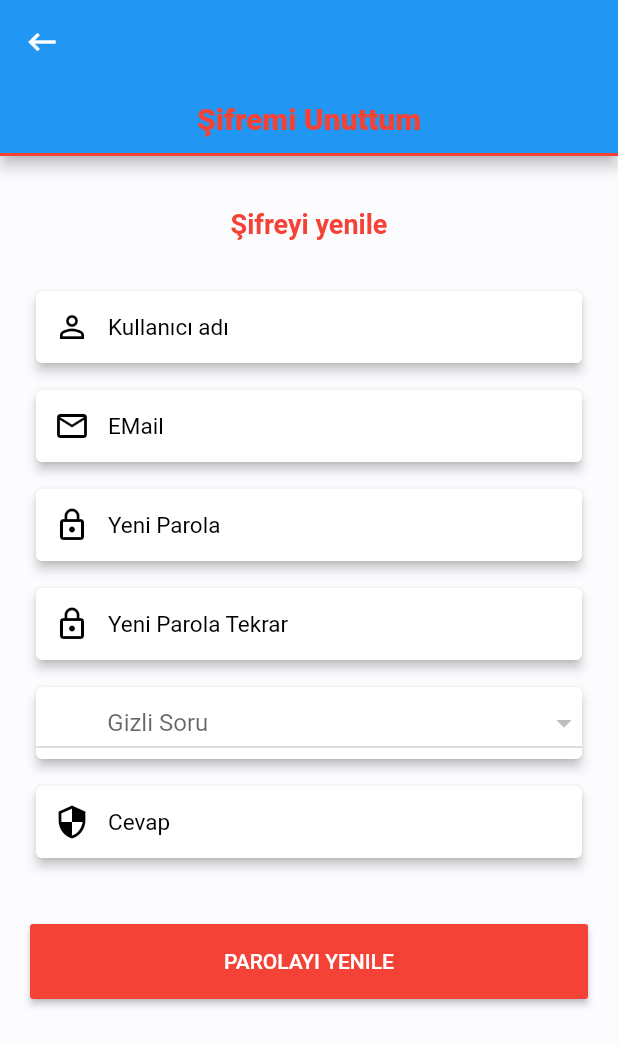
After one commit to FreelanceEmreYusuf/davetcim, a Flutter app: the JoinView screen opened directly, after a tap on "Şifremi Unuttum", on a phone screen of 412 x 824 dp. The commit adds this screen. Shown: the top 1046 px of the screen. Run offline on Flutter 3.47's test engine with Material 2 defaults, Android fonts, the phone set to English and light mode, and no system bars; our stand-ins replace carousel_slider, cloud_firestore, firebase_core, font_awesome_flutter, introduction_screen, shared_preferences; accounts and stored records are empty.

Commit message:
sifremi unuttum screen design and language turkish to english

```diff
--- a/lib/screens/walkthrough.dart
+++ b/lib/screens/walkthrough.dart
@@ -1,6 +1,6 @@
 import 'package:flutter/material.dart';
 import 'package:introduction_screen/introduction_screen.dart';
-import 'package:davetcim/screens/join.dart';
+import 'package:davetcim/src/join/join_view.dart';
 
 class Walkthrough extends StatefulWidget {
   @override
@@ -52,7 +52,7 @@ class _WalkthroughState extends State<Walkthrough> {
               Navigator.of(context).push(
                 MaterialPageRoute(
                   builder: (BuildContext context) {
-                    return JoinApp();
+                    return JoinView();
                   },
                 ),
               );
@@ -61,7 +61,7 @@ class _WalkthroughState extends State<Walkthrough> {
               Navigator.of(context).push(
                 MaterialPageRoute(
                   builder: (BuildContext context) {
-                    return JoinApp();
+                    return JoinView();
                   },
                 ),
               );
--- a/lib/screens/join.dart
+++ b/lib/src/join/forgotPasswd/forgot_passwd_view.dart
@@ -1,20 +1,20 @@
-import 'package:davetcim/src/join/login/login_view.dart';
+import 'package:davetcim/src/join/forgotPasswd/reset_password_view.dart';
 import 'package:flutter/material.dart';
-import 'package:davetcim/src/join/register/register_view.dart';
 import 'package:flutter/services.dart';
 
-class JoinApp extends StatefulWidget {
+class ForgotPasswdView extends StatefulWidget {
   @override
-  _JoinAppState createState() => _JoinAppState();
+  _ForgotPasswdViewState createState() => _ForgotPasswdViewState();
 }
 
-class _JoinAppState extends State<JoinApp> with SingleTickerProviderStateMixin {
+class _ForgotPasswdViewState extends State<ForgotPasswdView>
+    with SingleTickerProviderStateMixin {
   TabController _tabController;
 
   @override
   void initState() {
     super.initState();
-    _tabController = TabController(vsync: this, initialIndex: 0, length: 2);
+    _tabController = TabController(vsync: this, initialIndex: 0, length: 1);
     SystemChrome.setEnabledSystemUIOverlays(SystemUiOverlay.values);
   }
 
@@ -44,10 +44,7 @@ class _JoinAppState extends State<JoinApp> with SingleTickerProviderStateMixin {
           ),
           tabs: <Widget>[
             Tab(
-              text: "Login",
-            ),
-            Tab(
-              text: "Register",
+              text: "Şifremi Unuttum",
             ),
           ],
         ),
@@ -55,8 +52,7 @@ class _JoinAppState extends State<JoinApp> with SingleTickerProviderStateMixin {
       body: TabBarView(
         controller: _tabController,
         children: <Widget>[
-          LoginView(),
-          RegisterView(),
+          ResetPasswordView(),
         ],
       ),
     );
--- /dev/null
+++ b/lib/src/join/forgotPasswd/forgot_passwd_view_mode.dart
@@ -0,0 +1,25 @@
+import 'package:cloud_firestore/cloud_firestore.dart';
+import 'package:davetcim/environments/db_constants.dart';
+import 'package:davetcim/shared/models/secret_questions_model.dart';
+import 'package:davetcim/shared/services/database.dart';
+import 'package:flutter/cupertino.dart';
+import 'package:flutter/material.dart';
+
+class ForgotPasswdViewModel extends ChangeNotifier {
+  Database db = Database();
+
+  Future<List<SecretQuestionsModel>> fillQuestionList() async {
+    CollectionReference docsRef =
+        db.getCollectionRef(DBConstants.secretQuestionsDb);
+    var response = await docsRef.get();
+
+    var list = response.docs;
+    List<SecretQuestionsModel> secretQuestions = [];
+    list.forEach((_secretQuestion) {
+      Map item = _secretQuestion.data();
+      secretQuestions.add(SecretQuestionsModel.fromMap(item));
+    });
+
+    return secretQuestions;
+  }
+}
--- /dev/null
+++ b/lib/src/join/forgotPasswd/reset_password_view.dart
@@ -0,0 +1,343 @@
+import 'package:davetcim/src/join/join_view.dart';
+import 'package:davetcim/shared/models/secret_questions_model.dart';
+import 'package:davetcim/src/join/forgotPasswd/forgot_passwd_view_mode.dart';
+import 'package:flutter/material.dart';
+
+class ResetPasswordView extends StatefulWidget {
+  @override
+  _ResetPasswordViewState createState() => _ResetPasswordViewState();
+}
+
+class _ResetPasswordViewState extends State<ResetPasswordView> {
+  final TextEditingController _usernameControl = new TextEditingController();
+  final TextEditingController _emailControl = new TextEditingController();
+  final TextEditingController _passwordControl = new TextEditingController();
+  final TextEditingController _passwordAgainControl =
+      new TextEditingController();
+  final TextEditingController _secretQuestionControl =
+      new TextEditingController();
+
+  static List<SecretQuestionsModel> secretQuestionList = [];
+  SecretQuestionsModel selectedQuestion;
+
+  @override
+  void initState() {
+    callSecretQuestionList();
+  }
+
+  void callSecretQuestionList() async {
+    ForgotPasswdViewModel fp = ForgotPasswdViewModel();
+    secretQuestionList = await fp.fillQuestionList();
+
+    setState(() {
+      secretQuestionList = secretQuestionList;
+    });
+  }
+
+  @override
+  Widget build(BuildContext context) {
+    return Padding(
+      padding: EdgeInsets.fromLTRB(20.0, 0, 20, 0),
+      child: ListView(
+        shrinkWrap: true,
+        children: <Widget>[
+          SizedBox(height: 10.0),
+          Container(
+            alignment: Alignment.center,
+            margin: EdgeInsets.only(
+              top: 25.0,
+            ),
+            child: Text(
+              "Şifreyi yenile",
+              style: TextStyle(
+                fontSize: 18.0,
+                fontWeight: FontWeight.w700,
+                color: Theme.of(context).accentColor,
+              ),
+            ),
+          ),
+          SizedBox(height: 30.0),
+          Card(
+            elevation: 3.0,
+            child: Container(
+              decoration: BoxDecoration(
+                color: Colors.white,
+                borderRadius: BorderRadius.all(
+                  Radius.circular(5.0),
+                ),
+              ),
+              child: TextField(
+                style: TextStyle(
+                  fontSize: 15.0,
+                  color: Colors.black,
+                ),
+                decoration: InputDecoration(
+                  contentPadding: EdgeInsets.all(10.0),
+                  border: OutlineInputBorder(
+                    borderRadius: BorderRadius.circular(5.0),
+                    borderSide: BorderSide(
+                      color: Colors.white,
+                    ),
+                  ),
+                  enabledBorder: OutlineInputBorder(
+                    borderSide: BorderSide(
+                      color: Colors.white,
+                    ),
+                    borderRadius: BorderRadius.circular(5.0),
+                  ),
+                  hintText: "Kullanıcı adı",
+                  prefixIcon: Icon(
+                    Icons.perm_identity,
+                    color: Colors.black,
+                  ),
+                  hintStyle: TextStyle(
+                    fontSize: 15.0,
+                    color: Colors.black,
+                  ),
+                ),
+                maxLines: 1,
+                controller: _usernameControl,
+              ),
+            ),
+          ),
+          SizedBox(height: 10.0),
+          Card(
+            elevation: 3.0,
+            child: Container(
+              decoration: BoxDecoration(
+                color: Colors.white,
+                borderRadius: BorderRadius.all(
+                  Radius.circular(5.0),
+                ),
+              ),
+              child: TextField(
+                style: TextStyle(
+                  fontSize: 15.0,
+                  color: Colors.black,
+                ),
+                decoration: InputDecoration(
+                  contentPadding: EdgeInsets.all(10.0),
+                  border: OutlineInputBorder(
+                    borderRadius: BorderRadius.circular(5.0),
+                    borderSide: BorderSide(
+                      color: Colors.white,
+                    ),
+                  ),
+                  enabledBorder: OutlineInputBorder(
+                    borderSide: BorderSide(
+                      color: Colors.white,
+                    ),
+                    borderRadius: BorderRadius.circular(5.0),
+                  ),
+                  hintText: "EMail",
+                  prefixIcon: Icon(
+                    Icons.mail_outline,
+                    color: Colors.black,
+                  ),
+                  hintStyle: TextStyle(
+                    fontSize: 15.0,
+                    color: Colors.black,
+                  ),
+                ),
+                maxLines: 1,
+                controller: _emailControl,
+              ),
+            ),
+          ),
+          SizedBox(height: 10.0),
+          Card(
+            elevation: 3.0,
+            child: Container(
+              decoration: BoxDecoration(
+                color: Colors.white,
+                borderRadius: BorderRadius.all(
+                  Radius.circular(5.0),
+                ),
+              ),
+              child: TextField(
+                style: TextStyle(
+                  fontSize: 15.0,
+                  color: Colors.black,
+                ),
+                decoration: InputDecoration(
+                  contentPadding: EdgeInsets.all(10.0),
+                  border: OutlineInputBorder(
+                    borderRadius: BorderRadius.circular(5.0),
+                    borderSide: BorderSide(
+                      color: Colors.white,
+                    ),
+                  ),
+                  enabledBorder: OutlineInputBorder(
+                    borderSide: BorderSide(
+                      color: Colors.white,
+                    ),
+                    borderRadius: BorderRadius.circular(5.0),
+                  ),
+                  hintText: "Yeni Parola",
+                  prefixIcon: Icon(
+                    Icons.lock_outline,
+                    color: Colors.black,
+                  ),
+                  hintStyle: TextStyle(
+                    fontSize: 15.0,
+                    color: Colors.black,
+                  ),
+                ),
+                obscureText: true,
+                maxLines: 1,
+                controller: _passwordControl,
+              ),
+            ),
+          ),
+          SizedBox(height: 10.0),
+          Card(
+            elevation: 3.0,
+            child: Container(
+              decoration: BoxDecoration(
+                color: Colors.white,
+                borderRadius: BorderRadius.all(
+                  Radius.circular(5.0),
+                ),
+              ),
+              child: TextField(
+                style: TextStyle(
+                  fontSize: 15.0,
+                  color: Colors.black,
+                ),
+                decoration: InputDecoration(
+                  contentPadding: EdgeInsets.all(10.0),
+                  border: OutlineInputBorder(
+                    borderRadius: BorderRadius.circular(5.0),
+                    borderSide: BorderSide(
+                      color: Colors.white,
+                    ),
+                  ),
+                  enabledBorder: OutlineInputBorder(
+                    borderSide: BorderSide(
+                      color: Colors.white,
+                    ),
+                    borderRadius: BorderRadius.circular(5.0),
+                  ),
+                  hintText: "Yeni Parola Tekrar",
+                  prefixIcon: Icon(
+                    Icons.lock_outline,
+                    color: Colors.black,
+                  ),
+                  hintStyle: TextStyle(
+                    fontSize: 15.0,
+                    color: Colors.black,
+                  ),
+                ),
+                obscureText: true,
+                maxLines: 1,
+                controller: _passwordAgainControl,
+              ),
+            ),
+          ),
+          SizedBox(height: 10.0),
+          Card(
+            elevation: 3.0,
+            child: Container(
+              decoration: BoxDecoration(
+                color: Colors.white,
+                borderRadius: BorderRadius.all(
+                  Radius.circular(5.0),
+                ),
+              ),
+              child: new DropdownButton<SecretQuestionsModel>(
+                isExpanded: true,
+                value: selectedQuestion,
+                hint: Text(
+                  '            ' + "Gizli Soru",
+                ),
+                onChanged: (SecretQuestionsModel newValue) {
+                  setState(() {
+                    selectedQuestion = newValue;
+                  });
+                },
+                items: secretQuestionList.map((SecretQuestionsModel question) {
+                  return new DropdownMenuItem<SecretQuestionsModel>(
+                    value: question,
+                    child: new Text(
+                      question.questionText,
+                      style: new TextStyle(color: Colors.black),
+                    ),
+                  );
+                }).toList(),
+              ),
+            ),
+          ),
+          SizedBox(height: 10.0),
+          Card(
+            elevation: 3.0,
+            child: Container(
+              decoration: BoxDecoration(
+                color: Colors.white,
+                borderRadius: BorderRadius.all(
+                  Radius.circular(5.0),
+                ),
+              ),
+              child: TextField(
+                style: TextStyle(
+                  fontSize: 15.0,
+                  color: Colors.black,
+                ),
+                decoration: InputDecoration(
+                  contentPadding: EdgeInsets.all(10.0),
+                  border: OutlineInputBorder(
+                    borderRadius: BorderRadius.circular(5.0),
+                    borderSide: BorderSide(
+                      color: Colors.white,
+                    ),
+                  ),
+                  enabledBorder: OutlineInputBorder(
+                    borderSide: BorderSide(
+                      color: Colors.white,
+                    ),
+                    borderRadius: BorderRadius.circular(5.0),
+                  ),
+                  hintText: "Cevap",
+                  prefixIcon: Icon(
+                    Icons.security,
+                    color: Colors.black,
+                  ),
+                  hintStyle: TextStyle(
+                    fontSize: 15.0,
+                    color: Colors.black,
+                  ),
+                ),
+                maxLines: 1,
+                controller: _secretQuestionControl,
+              ),
+            ),
+          ),
+          SizedBox(height: 40.0),
+          Container(
+            height: 50.0,
+            child: RaisedButton(
+              child: Text(
+                "Parolayı Yenile".toUpperCase(),
+                style: TextStyle(
+                  color: Colors.white,
+                ),
+              ),
+              onPressed: () async {},
+              color: Theme.of(context).accentColor,
+            ),
+          ),
+          SizedBox(height: 40.0),
+        ],
+      ),
+    );
+  }
+
+  static void pushToJoinPage(BuildContext context) {
+    Navigator.of(context).push(
+      MaterialPageRoute(
+        builder: (BuildContext context) {
+          return JoinView();
+        },
+      ),
+    );
+  }
+}
--- a/lib/src/join/join_view.dart
+++ b/lib/src/join/join_view.dart
@@ -1,18 +1,15 @@
 import 'package:davetcim/src/join/login/login_view.dart';
+import 'package:flutter/material.dart';
 import 'package:davetcim/src/join/register/register_view.dart';
-import 'package:flutter/material.dart';
 import 'package:flutter/services.dart';
-
 
 class JoinView extends StatefulWidget {
   @override
   _JoinViewState createState() => _JoinViewState();
 }
 
-
-
-class _JoinViewState extends State<JoinView> with SingleTickerProviderStateMixin{
-
+class _JoinViewState extends State<JoinView>
+    with SingleTickerProviderStateMixin {
   TabController _tabController;
 
   @override
@@ -21,7 +18,6 @@ class _JoinViewState extends State<JoinView> with SingleTickerProviderStateMixin
     _tabController = TabController(vsync: this, initialIndex: 0, length: 2);
     SystemChrome.setEnabledSystemUIOverlays(SystemUiOverlay.values);
   }
-
 
   @override
   Widget build(BuildContext context) {
@@ -32,7 +28,7 @@ class _JoinViewState extends State<JoinView> with SingleTickerProviderStateMixin
           icon: Icon(
             Icons.keyboard_backspace,
           ),
-          onPressed: ()=>Navigator.pop(context),
+          onPressed: () => Navigator.pop(context),
         ),
         bottom: TabBar(
           controller: _tabController,
@@ -49,15 +45,14 @@ class _JoinViewState extends State<JoinView> with SingleTickerProviderStateMixin
           ),
           tabs: <Widget>[
             Tab(
-              text: "Login",
+              text: "Giriş Yap",
             ),
             Tab(
-              text: "Register",
+              text: "Kaydol",
             ),
           ],
         ),
       ),
-
       body: TabBarView(
         controller: _tabController,
         children: <Widget>[
@@ -65,8 +60,6 @@ class _JoinViewState extends State<JoinView> with SingleTickerProviderStateMixin
           RegisterView(),
         ],
       ),
-
-
     );
   }
 }
--- a/lib/src/join/login/login_view.dart
+++ b/lib/src/join/login/login_view.dart
@@ -1,12 +1,9 @@
 import 'package:davetcim/screens/home.dart';
-import 'package:davetcim/src/join/register/register_view.dart';
+import 'package:davetcim/src/join/forgotPasswd/forgot_passwd_view.dart';
 import 'package:flutter/material.dart';
 import 'package:font_awesome_flutter/font_awesome_flutter.dart';
-import 'package:provider/provider.dart';
 
 import 'login_view_model.dart';
-
-
 
 class LoginView extends StatefulWidget {
   @override
@@ -14,19 +11,16 @@ class LoginView extends StatefulWidget {
 }
 
 class _LoginViewState extends State<LoginView> {
-
   final TextEditingController _usernameControl = new TextEditingController();
   final TextEditingController _passwordControl = new TextEditingController();
-
 
   @override
   Widget build(BuildContext context) {
     return Padding(
-      padding: EdgeInsets.fromLTRB(20.0,0,20,0),
+      padding: EdgeInsets.fromLTRB(20.0, 0, 20, 0),
       child: ListView(
         shrinkWrap: true,
         children: <Widget>[
-
           SizedBox(height: 10.0),
           Container(
             alignment: Alignment.center,
@@ -34,7 +28,7 @@ class _LoginViewState extends State<LoginView> {
               top: 25.0,
             ),
             child: Text(
-              "Log in to your account",
+              "Hesabına Giriş Yap",
               style: TextStyle(
                 fontSize: 18.0,
                 fontWeight: FontWeight.w700,
@@ -42,9 +36,7 @@ class _LoginViewState extends State<LoginView> {
               ),
             ),
           ),
-
           SizedBox(height: 30.0),
-
           Card(
             elevation: 3.0,
             child: Container(
@@ -63,13 +55,17 @@ class _LoginViewState extends State<LoginView> {
                   contentPadding: EdgeInsets.all(10.0),
                   border: OutlineInputBorder(
                     borderRadius: BorderRadius.circular(5.0),
-                    borderSide: BorderSide(color: Colors.white,),
+                    borderSide: BorderSide(
+                      color: Colors.white,
+                    ),
                   ),
                   enabledBorder: OutlineInputBorder(
-                    borderSide: BorderSide(color: Colors.white,),
+                    borderSide: BorderSide(
+                      color: Colors.white,
+                    ),
                     borderRadius: BorderRadius.circular(5.0),
                   ),
-                  hintText: "Username",
+                  hintText: "Kullanıcı Adı",
                   hintStyle: TextStyle(
                     fontSize: 15.0,
                     color: Colors.black,
@@ -84,9 +80,7 @@ class _LoginViewState extends State<LoginView> {
               ),
             ),
           ),
-
           SizedBox(height: 10.0),
-
           Card(
             elevation: 3.0,
             child: Container(
@@ -105,13 +99,17 @@ class _LoginViewState extends State<LoginView> {
                   contentPadding: EdgeInsets.all(10.0),
                   border: OutlineInputBorder(
                     borderRadius: BorderRadius.circular(5.0),
-                    borderSide: BorderSide(color: Colors.white,),
+                    borderSide: BorderSide(
+                      color: Colors.white,
+                    ),
                   ),
                   enabledBorder: OutlineInputBorder(
-                    borderSide: BorderSide(color: Colors.white,),
+                    borderSide: BorderSide(
+                      color: Colors.white,
+                    ),
                     borderRadius: BorderRadius.circular(5.0),
                   ),
-                  hintText: "Password",
+                  hintText: "Parola",
                   prefixIcon: Icon(
                     Icons.lock_outline,
                     color: Colors.black,
@@ -127,36 +125,40 @@ class _LoginViewState extends State<LoginView> {
               ),
             ),
           ),
-
           SizedBox(height: 10.0),
-
           Container(
             alignment: Alignment.centerRight,
             child: FlatButton(
               child: Text(
-                "Forgot Password?",
+                "Şifremi Unuttum",
                 style: TextStyle(
                   fontSize: 14.0,
                   fontWeight: FontWeight.w500,
                   color: Theme.of(context).accentColor,
                 ),
               ),
-              onPressed: (){},
+              onPressed: () {
+                Navigator.of(context).push(
+                  MaterialPageRoute(
+                    builder: (BuildContext context) {
+                      return ForgotPasswdView();
+                    },
+                  ),
+                );
+              },
             ),
           ),
-
           SizedBox(height: 30.0),
-
           Container(
             height: 50.0,
             child: RaisedButton(
               child: Text(
-                "LOGIN".toUpperCase(),
+                "GİRİŞ".toUpperCase(),
                 style: TextStyle(
                   color: Colors.white,
                 ),
               ),
-              onPressed: () async{
+              onPressed: () async {
                 LoginViewModel vm = LoginViewModel();
                 await vm.userLoginFlow(context, Home(), _usernameControl.text,
                     _passwordControl.text);
@@ -164,19 +166,19 @@ class _LoginViewState extends State<LoginView> {
               color: Theme.of(context).accentColor,
             ),
           ),
-
           SizedBox(height: 10.0),
-          Divider(color: Theme.of(context).accentColor,),
+          /*
+          Divider(
+            color: Theme.of(context).accentColor,
+          ),
           SizedBox(height: 10.0),
-
-
           Center(
             child: Container(
-              width: MediaQuery.of(context).size.width/2,
+              width: MediaQuery.of(context).size.width / 2,
               child: Row(
                 children: <Widget>[
                   RawMaterialButton(
-                    onPressed: (){},
+                    onPressed: () {},
                     fillColor: Colors.blue[800],
                     shape: CircleBorder(),
                     elevation: 4.0,
@@ -189,9 +191,8 @@ class _LoginViewState extends State<LoginView> {
                       ),
                     ),
                   ),
-
                   RawMaterialButton(
-                    onPressed: (){},
+                    onPressed: () {},
                     fillColor: Colors.white,
                     shape: CircleBorder(),
                     elevation: 4.0,
@@ -207,10 +208,8 @@ class _LoginViewState extends State<LoginView> {
                 ],
               ),
             ),
-          ),
-
+          ),*/
           SizedBox(height: 20.0),
-
         ],
       ),
     );
```
